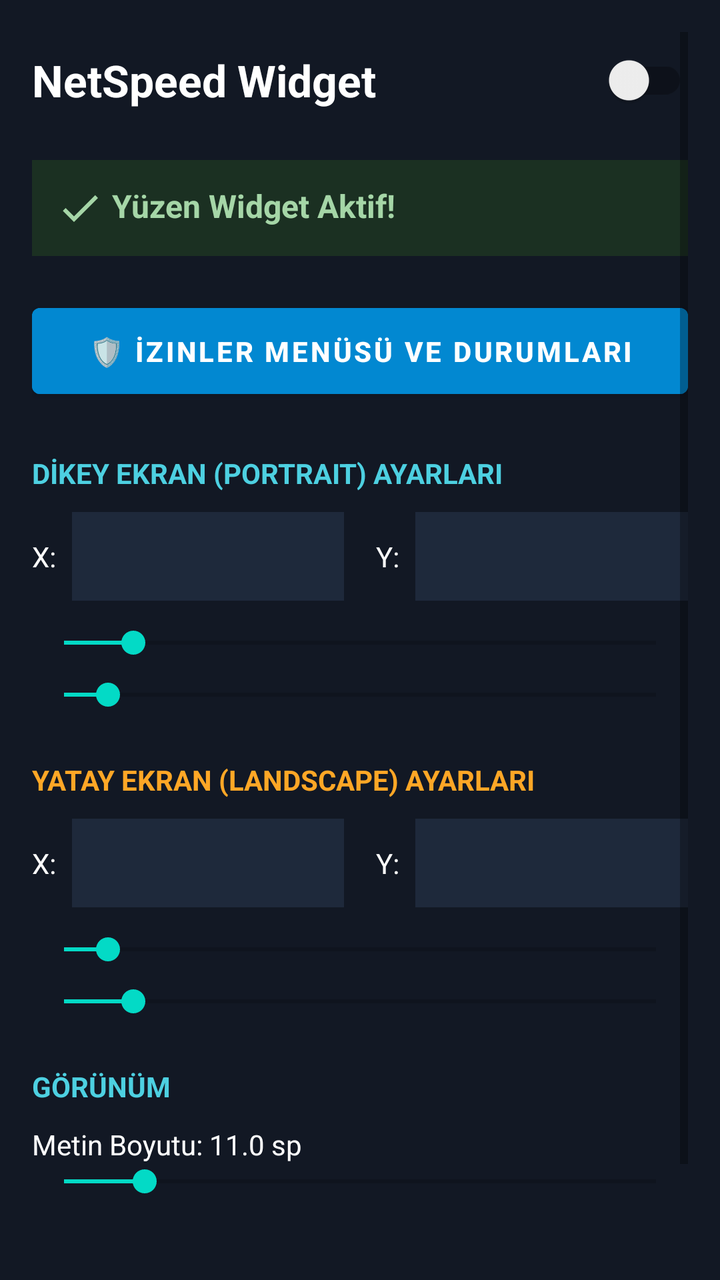
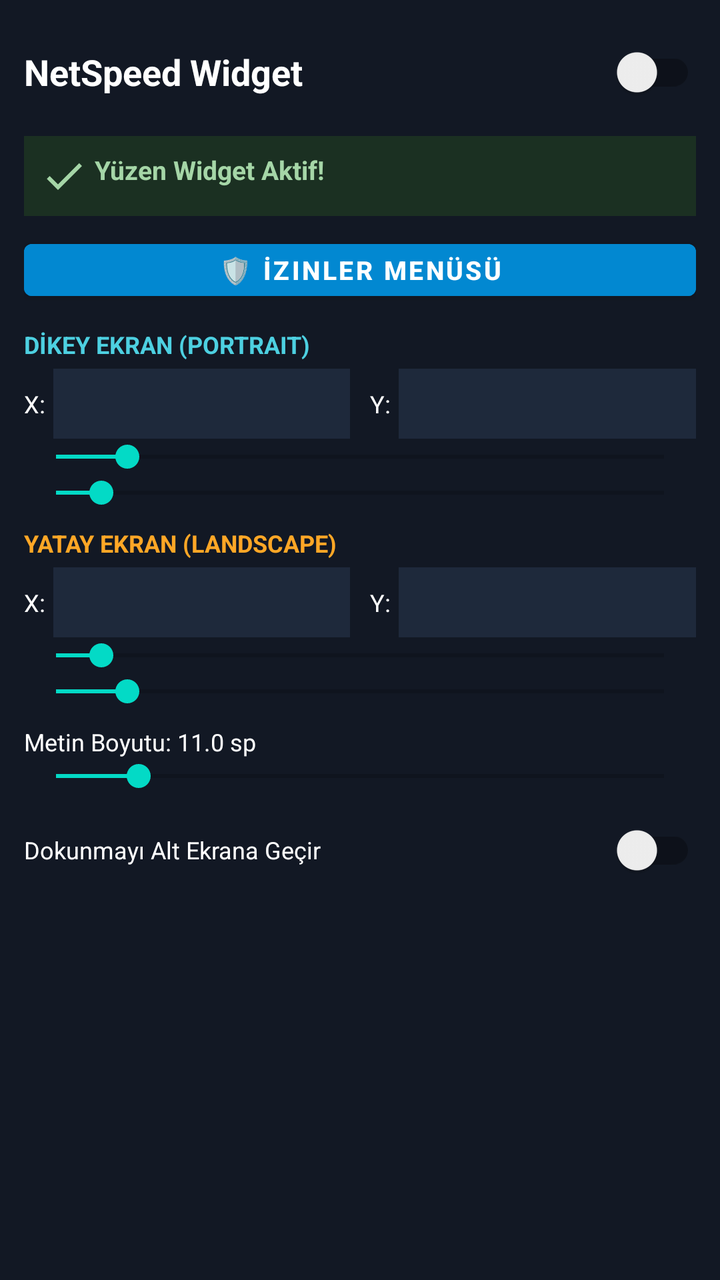

An Android layout rendered at two revisions. The XML below is the earlier revision; the diff shows what the commit changed to produce the second picture.
<!-- AndroidManifest.xml: application theme Theme.Netspeed -->
<!-- res/layout/activity_main.xml -->
<?xml version="1.0" encoding="utf-8"?>
<ScrollView xmlns:android="http://schemas.android.com/apk/res/android"
    android:layout_width="match_parent" android:layout_height="match_parent"
    android:background="#121824" android:padding="16dp">
    <LinearLayout android:layout_width="match_parent" android:layout_height="wrap_content" android:orientation="vertical">
        
        <LinearLayout android:layout_width="match_parent" android:layout_height="wrap_content" android:gravity="center_vertical" android:orientation="horizontal" android:paddingBottom="16dp">
            <TextView android:layout_width="0dp" android:layout_height="wrap_content" android:layout_weight="1" android:text="NetSpeed Widget" android:textColor="#FFFFFF" android:textSize="22sp" android:textStyle="bold" />
            <androidx.appcompat.widget.SwitchCompat android:id="@+id/switchWidgetToggle" android:layout_width="wrap_content" android:layout_height="wrap_content" />
        </LinearLayout>
        
        <TextView android:id="@+id/txtStatus" android:layout_width="match_parent" android:layout_height="wrap_content" android:background="#1B3022" android:drawableStart="@drawable/ic_check" android:padding="12dp" android:text=" Yüzen Widget Aktif!" android:textColor="#A5D6A7" android:textSize="16sp" android:textStyle="bold" />
        
        
        <Button android:id="@+id/btnOpenPermissions" android:layout_width="match_parent" android:layout_height="wrap_content" android:layout_marginTop="20dp" android:text="🛡️ İzinler Menüsü ve Durumları" android:backgroundTint="#0288D1" android:textColor="#FFFFFF" android:textStyle="bold" android:padding="12dp"/>

        
        <TextView android:layout_width="wrap_content" android:layout_height="wrap_content" android:layout_marginTop="24dp" android:text="DİKEY EKRAN (PORTRAIT) AYARLARI" android:textColor="#4DD0E1" android:textStyle="bold" />
        
        <LinearLayout android:layout_width="match_parent" android:layout_height="wrap_content" android:orientation="horizontal" android:layout_marginTop="10dp" android:gravity="center_vertical">
            <TextView android:layout_width="wrap_content" android:layout_height="wrap_content" android:text="X:" android:textColor="#FFFFFF" />
            <EditText android:id="@+id/etPortX" android:layout_width="0dp" android:layout_height="wrap_content" android:layout_weight="1" android:inputType="numberSigned" android:textColor="#FFFFFF" android:background="#1E293B" android:padding="10dp" android:layout_marginStart="8dp" android:textAlignment="center"/>
            <TextView android:layout_width="wrap_content" android:layout_height="wrap_content" android:text="Y:" android:textColor="#FFFFFF" android:layout_marginStart="16dp"/>
            <EditText android:id="@+id/etPortY" android:layout_width="0dp" android:layout_height="wrap_content" android:layout_weight="1" android:inputType="numberSigned" android:textColor="#FFFFFF" android:background="#1E293B" android:padding="10dp" android:layout_marginStart="8dp" android:textAlignment="center"/>
        </LinearLayout>
        
        <SeekBar android:id="@+id/seekBarPortX" android:layout_width="match_parent" android:layout_height="wrap_content" android:layout_marginTop="12dp" android:min="-200" android:max="1500" />
        <SeekBar android:id="@+id/seekBarPortY" android:layout_width="match_parent" android:layout_height="wrap_content" android:layout_marginTop="8dp" android:min="-200" android:max="2500" />

        
        <TextView android:layout_width="wrap_content" android:layout_height="wrap_content" android:layout_marginTop="24dp" android:text="YATAY EKRAN (LANDSCAPE) AYARLARI" android:textColor="#FFA726" android:textStyle="bold" />
        
        <LinearLayout android:layout_width="match_parent" android:layout_height="wrap_content" android:orientation="horizontal" android:layout_marginTop="10dp" android:gravity="center_vertical">
            <TextView android:layout_width="wrap_content" android:layout_height="wrap_content" android:text="X:" android:textColor="#FFFFFF" />
            <EditText android:id="@+id/etLandX" android:layout_width="0dp" android:layout_height="wrap_content" android:layout_weight="1" android:inputType="numberSigned" android:textColor="#FFFFFF" android:background="#1E293B" android:padding="10dp" android:layout_marginStart="8dp" android:textAlignment="center"/>
            <TextView android:layout_width="wrap_content" android:layout_height="wrap_content" android:text="Y:" android:textColor="#FFFFFF" android:layout_marginStart="16dp"/>
            <EditText android:id="@+id/etLandY" android:layout_width="0dp" android:layout_height="wrap_content" android:layout_weight="1" android:inputType="numberSigned" android:textColor="#FFFFFF" android:background="#1E293B" android:padding="10dp" android:layout_marginStart="8dp" android:textAlignment="center"/>
        </LinearLayout>

        <SeekBar android:id="@+id/seekBarLandX" android:layout_width="match_parent" android:layout_height="wrap_content" android:layout_marginTop="12dp" android:min="-200" android:max="2500" />
        <SeekBar android:id="@+id/seekBarLandY" android:layout_width="match_parent" android:layout_height="wrap_content" android:layout_marginTop="8dp" android:min="-200" android:max="1500" />
        
        
        <TextView android:layout_width="wrap_content" android:layout_height="wrap_content" android:layout_marginTop="24dp" android:text="GÖRÜNÜM" android:textColor="#4DD0E1" android:textStyle="bold" />
        <TextView android:id="@+id/lblTextSize" android:layout_width="wrap_content" android:layout_height="wrap_content" android:layout_marginTop="10dp" android:text="Metin Boyutu: 11.0 sp" android:textColor="#FFFFFF" />
        <SeekBar android:id="@+id/seekBarTextSize" android:layout_width="match_parent" android:layout_height="wrap_content" android:max="30" android:min="8" android:progress="11" />
        
        <LinearLayout android:layout_width="match_parent" android:layout_height="wrap_content" android:layout_marginTop="20dp" android:gravity="center_vertical" android:orientation="horizontal" android:paddingBottom="20dp">
            <TextView android:layout_width="0dp" android:layout_height="wrap_content" android:layout_weight="1" android:text="Dokunmayı Alt Ekrana Geçir" android:textColor="#FFFFFF" />
            <androidx.appcompat.widget.SwitchCompat android:id="@+id/switchTouchThrough" android:layout_width="wrap_content" android:layout_height="wrap_content" />
        </LinearLayout>
    </LinearLayout>
</ScrollView>
<!-- resources referenced by this layout -->
<resources>
  <!-- drawable ic_check (drawable) -->
  <vector xmlns:android="http://schemas.android.com/apk/res/android"
      android:width="24dp" android:height="24dp"
      android:viewportWidth="24" android:viewportHeight="24">
      <path android:fillColor="#A5D6A7" android:pathData="M9,16.17 L4.83,12 l-1.42,1.41 L9,19 21,7 l-1.41,-1.41 z"/>
  </vector>
  <style name="Theme.Netspeed" parent="Theme.MaterialComponents.DayNight.NoActionBar">
          <item name="android:statusBarColor">#121824</item>
      </style>
</resources>

<!-- the commit's change to res/layout/activity_main.xml (unified diff, before → after) -->
@@ -1,53 +1,52 @@
 <?xml version="1.0" encoding="utf-8"?>
-<ScrollView xmlns:android="http://schemas.android.com/apk/res/android"
+<LinearLayout xmlns:android="http://schemas.android.com/apk/res/android"
     android:layout_width="match_parent" android:layout_height="match_parent"
-    android:background="#121824" android:padding="16dp">
-    <LinearLayout android:layout_width="match_parent" android:layout_height="wrap_content" android:orientation="vertical">
-        
-        <LinearLayout android:layout_width="match_parent" android:layout_height="wrap_content" android:gravity="center_vertical" android:orientation="horizontal" android:paddingBottom="16dp">
-            <TextView android:layout_width="0dp" android:layout_height="wrap_content" android:layout_weight="1" android:text="NetSpeed Widget" android:textColor="#FFFFFF" android:textSize="22sp" android:textStyle="bold" />
-            <androidx.appcompat.widget.SwitchCompat android:id="@+id/switchWidgetToggle" android:layout_width="wrap_content" android:layout_height="wrap_content" />
-        </LinearLayout>
-        
-        <TextView android:id="@+id/txtStatus" android:layout_width="match_parent" android:layout_height="wrap_content" android:background="#1B3022" android:drawableStart="@drawable/ic_check" android:padding="12dp" android:text=" Yüzen Widget Aktif!" android:textColor="#A5D6A7" android:textSize="16sp" android:textStyle="bold" />
-        
-        
-        <Button android:id="@+id/btnOpenPermissions" android:layout_width="match_parent" android:layout_height="wrap_content" android:layout_marginTop="20dp" android:text="🛡️ İzinler Menüsü ve Durumları" android:backgroundTint="#0288D1" android:textColor="#FFFFFF" android:textStyle="bold" android:padding="12dp"/>
+    android:background="#121824" android:orientation="vertical" android:padding="12dp">
+    
+    
+    <LinearLayout android:layout_width="match_parent" android:layout_height="wrap_content" android:gravity="center_vertical" android:orientation="horizontal" android:paddingBottom="8dp">
+        <TextView android:layout_width="0dp" android:layout_height="wrap_content" android:layout_weight="1" android:text="NetSpeed Widget" android:textColor="#FFFFFF" android:textSize="18sp" android:textStyle="bold" />
+        <androidx.appcompat.widget.SwitchCompat android:id="@+id/switchWidgetToggle" android:layout_width="wrap_content" android:layout_height="wrap_content" />
+    </LinearLayout>
+    
+    
+    <TextView android:id="@+id/txtStatus" android:layout_width="match_parent" android:layout_height="wrap_content" android:background="#1B3022" android:drawableStart="@drawable/ic_check" android:padding="8dp" android:text=" Yüzen Widget Aktif!" android:textColor="#A5D6A7" android:textSize="13sp" android:textStyle="bold" />
+    
+    
+    <Button android:id="@+id/btnOpenPermissions" android:layout_width="match_parent" android:layout_height="38dp" android:layout_marginTop="8dp" android:text="🛡️ İzinler Menüsü" android:backgroundTint="#0288D1" android:textColor="#FFFFFF" android:textSize="13sp" android:textStyle="bold" />
 
-        
-        <TextView android:layout_width="wrap_content" android:layout_height="wrap_content" android:layout_marginTop="24dp" android:text="DİKEY EKRAN (PORTRAIT) AYARLARI" android:textColor="#4DD0E1" android:textStyle="bold" />
-        
-        <LinearLayout android:layout_width="match_parent" android:layout_height="wrap_content" android:orientation="horizontal" android:layout_marginTop="10dp" android:gravity="center_vertical">
-            <TextView android:layout_width="wrap_content" android:layout_height="wrap_content" android:text="X:" android:textColor="#FFFFFF" />
-            <EditText android:id="@+id/etPortX" android:layout_width="0dp" android:layout_height="wrap_content" android:layout_weight="1" android:inputType="numberSigned" android:textColor="#FFFFFF" android:background="#1E293B" android:padding="10dp" android:layout_marginStart="8dp" android:textAlignment="center"/>
-            <TextView android:layout_width="wrap_content" android:layout_height="wrap_content" android:text="Y:" android:textColor="#FFFFFF" android:layout_marginStart="16dp"/>
-            <EditText android:id="@+id/etPortY" android:layout_width="0dp" android:layout_height="wrap_content" android:layout_weight="1" android:inputType="numberSigned" android:textColor="#FFFFFF" android:background="#1E293B" android:padding="10dp" android:layout_marginStart="8dp" android:textAlignment="center"/>
-        </LinearLayout>
-        
-        <SeekBar android:id="@+id/seekBarPortX" android:layout_width="match_parent" android:layout_height="wrap_content" android:layout_marginTop="12dp" android:min="-200" android:max="1500" />
-        <SeekBar android:id="@+id/seekBarPortY" android:layout_width="match_parent" android:layout_height="wrap_content" android:layout_marginTop="8dp" android:min="-200" android:max="2500" />
+    
+    <TextView android:layout_width="wrap_content" android:layout_height="wrap_content" android:layout_marginTop="10dp" android:text="DİKEY EKRAN (PORTRAIT)" android:textColor="#4DD0E1" android:textSize="12sp" android:textStyle="bold" />
+    
+    <LinearLayout android:layout_width="match_parent" android:layout_height="wrap_content" android:orientation="horizontal" android:layout_marginTop="4dp" android:gravity="center_vertical">
+        <TextView android:layout_width="wrap_content" android:layout_height="wrap_content" android:text="X:" android:textColor="#FFFFFF" android:textSize="12sp"/>
+        <EditText android:id="@+id/etPortX" android:layout_width="0dp" android:layout_height="35dp" android:layout_weight="1" android:inputType="numberSigned" android:textColor="#FFFFFF" android:background="#1E293B" android:padding="4dp" android:layout_marginStart="4dp" android:textSize="12sp" android:textAlignment="center"/>
+        <TextView android:layout_width="wrap_content" android:layout_height="wrap_content" android:text="Y:" android:textColor="#FFFFFF" android:textSize="12sp" android:layout_marginStart="10dp"/>
+        <EditText android:id="@+id/etPortY" android:layout_width="0dp" android:layout_height="35dp" android:layout_weight="1" android:inputType="numberSigned" android:textColor="#FFFFFF" android:background="#1E293B" android:padding="4dp" android:layout_marginStart="4dp" android:textSize="12sp" android:textAlignment="center"/>
+    </LinearLayout>
+    
+    <SeekBar android:id="@+id/seekBarPortX" android:layout_width="match_parent" android:layout_height="wrap_content" android:min="-200" android:max="1500" />
+    <SeekBar android:id="@+id/seekBarPortY" android:layout_width="match_parent" android:layout_height="wrap_content" android:min="-200" android:max="2500" />
 
-        
-        <TextView android:layout_width="wrap_content" android:layout_height="wrap_content" android:layout_marginTop="24dp" android:text="YATAY EKRAN (LANDSCAPE) AYARLARI" android:textColor="#FFA726" android:textStyle="bold" />
-        
-        <LinearLayout android:layout_width="match_parent" android:layout_height="wrap_content" android:orientation="horizontal" android:layout_marginTop="10dp" android:gravity="center_vertical">
-            <TextView android:layout_width="wrap_content" android:layout_height="wrap_content" android:text="X:" android:textColor="#FFFFFF" />
-            <EditText android:id="@+id/etLandX" android:layout_width="0dp" android:layout_height="wrap_content" android:layout_weight="1" android:inputType="numberSigned" android:textColor="#FFFFFF" android:background="#1E293B" android:padding="10dp" android:layout_marginStart="8dp" android:textAlignment="center"/>
-            <TextView android:layout_width="wrap_content" android:layout_height="wrap_content" android:text="Y:" android:textColor="#FFFFFF" android:layout_marginStart="16dp"/>
-            <EditText android:id="@+id/etLandY" android:layout_width="0dp" android:layout_height="wrap_content" android:layout_weight="1" android:inputType="numberSigned" android:textColor="#FFFFFF" android:background="#1E293B" android:padding="10dp" android:layout_marginStart="8dp" android:textAlignment="center"/>
-        </LinearLayout>
+    
+    <TextView android:layout_width="wrap_content" android:layout_height="wrap_content" android:layout_marginTop="8dp" android:text="YATAY EKRAN (LANDSCAPE)" android:textColor="#FFA726" android:textSize="12sp" android:textStyle="bold" />
+    
+    <LinearLayout android:layout_width="match_parent" android:layout_height="wrap_content" android:orientation="horizontal" android:layout_marginTop="4dp" android:gravity="center_vertical">
+        <TextView android:layout_width="wrap_content" android:layout_height="wrap_content" android:text="X:" android:textColor="#FFFFFF" android:textSize="12sp"/>
+        <EditText android:id="@+id/etLandX" android:layout_width="0dp" android:layout_height="35dp" android:layout_weight="1" android:inputType="numberSigned" android:textColor="#FFFFFF" android:background="#1E293B" android:padding="4dp" android:layout_marginStart="4dp" android:textSize="12sp" android:textAlignment="center"/>
+        <TextView android:layout_width="wrap_content" android:layout_height="wrap_content" android:text="Y:" android:textColor="#FFFFFF" android:textSize="12sp" android:layout_marginStart="10dp"/>
+        <EditText android:id="@+id/etLandY" android:layout_width="0dp" android:layout_height="35dp" android:layout_weight="1" android:inputType="numberSigned" android:textColor="#FFFFFF" android:background="#1E293B" android:padding="4dp" android:layout_marginStart="4dp" android:textSize="12sp" android:textAlignment="center"/>
+    </LinearLayout>
 
-        <SeekBar android:id="@+id/seekBarLandX" android:layout_width="match_parent" android:layout_height="wrap_content" android:layout_marginTop="12dp" android:min="-200" android:max="2500" />
-        <SeekBar android:id="@+id/seekBarLandY" android:layout_width="match_parent" android:layout_height="wrap_content" android:layout_marginTop="8dp" android:min="-200" android:max="1500" />
-        
-        
-        <TextView android:layout_width="wrap_content" android:layout_height="wrap_content" android:layout_marginTop="24dp" android:text="GÖRÜNÜM" android:textColor="#4DD0E1" android:textStyle="bold" />
-        <TextView android:id="@+id/lblTextSize" android:layout_width="wrap_content" android:layout_height="wrap_content" android:layout_marginTop="10dp" android:text="Metin Boyutu: 11.0 sp" android:textColor="#FFFFFF" />
-        <SeekBar android:id="@+id/seekBarTextSize" android:layout_width="match_parent" android:layout_height="wrap_content" android:max="30" android:min="8" android:progress="11" />
-        
-        <LinearLayout android:layout_width="match_parent" android:layout_height="wrap_content" android:layout_marginTop="20dp" android:gravity="center_vertical" android:orientation="horizontal" android:paddingBottom="20dp">
-            <TextView android:layout_width="0dp" android:layout_height="wrap_content" android:layout_weight="1" android:text="Dokunmayı Alt Ekrana Geçir" android:textColor="#FFFFFF" />
-            <androidx.appcompat.widget.SwitchCompat android:id="@+id/switchTouchThrough" android:layout_width="wrap_content" android:layout_height="wrap_content" />
-        </LinearLayout>
+    <SeekBar android:id="@+id/seekBarLandX" android:layout_width="match_parent" android:layout_height="wrap_content" android:min="-200" android:max="2500" />
+    <SeekBar android:id="@+id/seekBarLandY" android:layout_width="match_parent" android:layout_height="wrap_content" android:min="-200" android:max="1500" />
+    
+    
+    <TextView android:id="@+id/lblTextSize" android:layout_width="wrap_content" android:layout_height="wrap_content" android:layout_marginTop="8dp" android:text="Metin Boyutu: 11.0 sp" android:textColor="#FFFFFF" android:textSize="12sp"/>
+    <SeekBar android:id="@+id/seekBarTextSize" android:layout_width="match_parent" android:layout_height="wrap_content" android:max="30" android:min="8" android:progress="11" />
+    
+    <LinearLayout android:layout_width="match_parent" android:layout_height="wrap_content" android:layout_marginTop="4dp" android:gravity="center_vertical" android:orientation="horizontal">
+        <TextView android:layout_width="0dp" android:layout_height="wrap_content" android:layout_weight="1" android:text="Dokunmayı Alt Ekrana Geçir" android:textColor="#FFFFFF" android:textSize="12sp"/>
+        <androidx.appcompat.widget.SwitchCompat android:id="@+id/switchTouchThrough" android:layout_width="wrap_content" android:layout_height="wrap_content" />
     </LinearLayout>
-</ScrollView>
+</LinearLayout>
